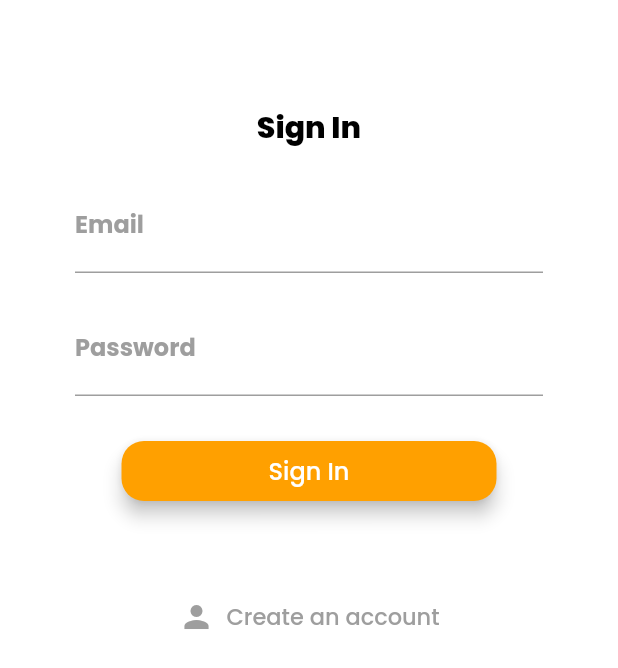
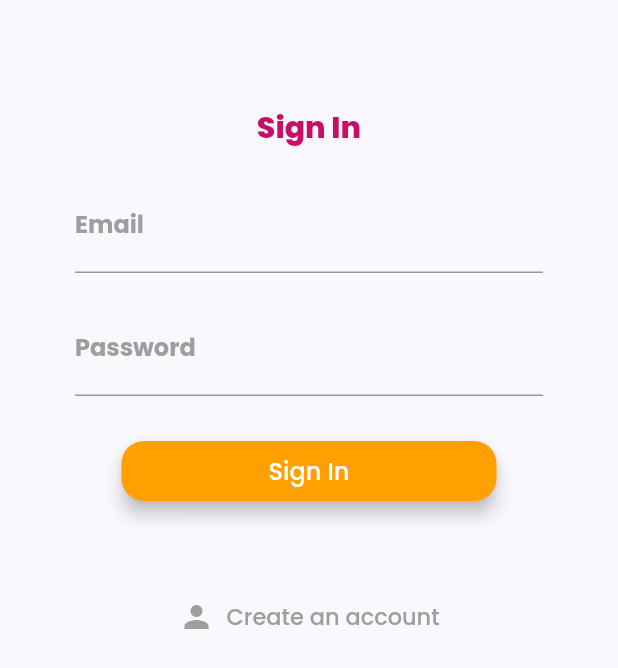
Before and after one commit to ChristineWasike/save, a Flutter app: the screen it shows after launch, on a phone screen of 412 x 824 dp. Shown: the top 668 px of the screen. Run offline on Flutter 3.47's test engine with Material 2 defaults, Android fonts, the phone set to English and light mode, and no system bars; our stand-ins replace cloud_firestore, firebase_auth, flutter_spinkit, google_fonts; accounts and stored records are empty.

Commit message:
Updating with constants

```diff
--- a/lib/screens/authenticate/signin.dart
+++ b/lib/screens/authenticate/signin.dart
@@ -26,7 +26,7 @@ class _SignInState extends State<SignIn> {
     return loading
         ? Loading()
         : Scaffold(
-            backgroundColor: Colors.white,
+            resizeToAvoidBottomInset: false,
             body: Container(
               padding: EdgeInsets.symmetric(vertical: 30.0, horizontal: 50.0),
               child: Form(
@@ -38,7 +38,7 @@ class _SignInState extends State<SignIn> {
                         style: TextStyle(
                             fontSize: 20.0,
                             fontWeight: FontWeight.w800,
-                            color: Colors.black)),
+                            color: KTextColor)),
                     SizedBox(height: 20.0),
                     TextFormField(
                       decoration: InputDecoration(
```
